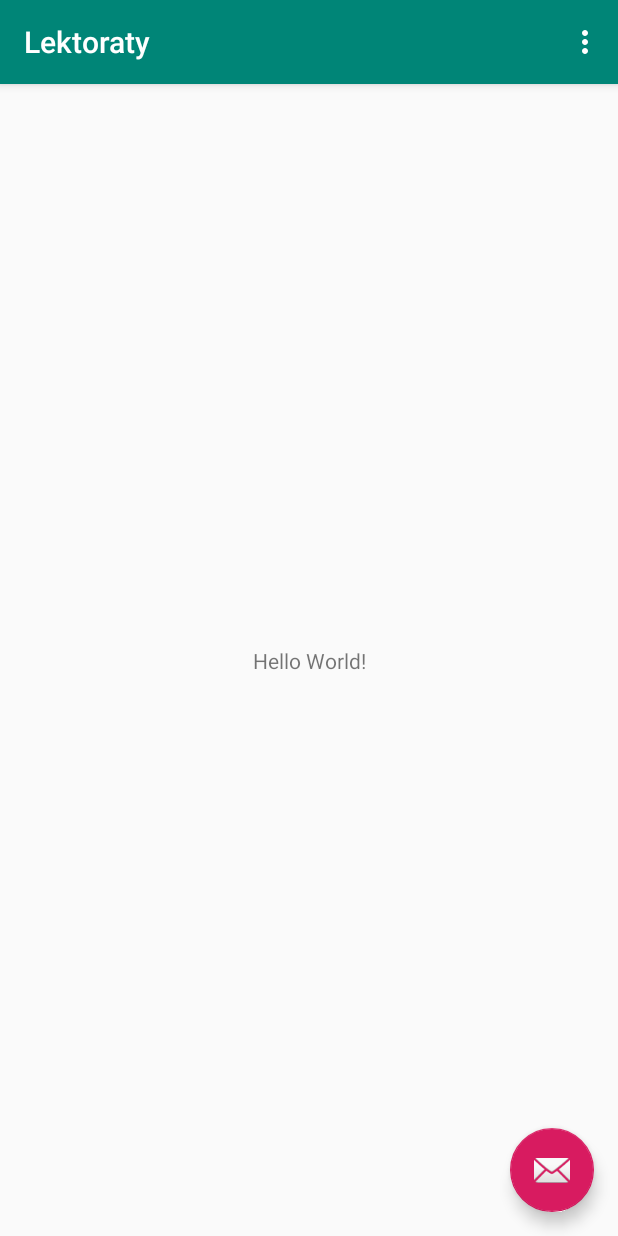
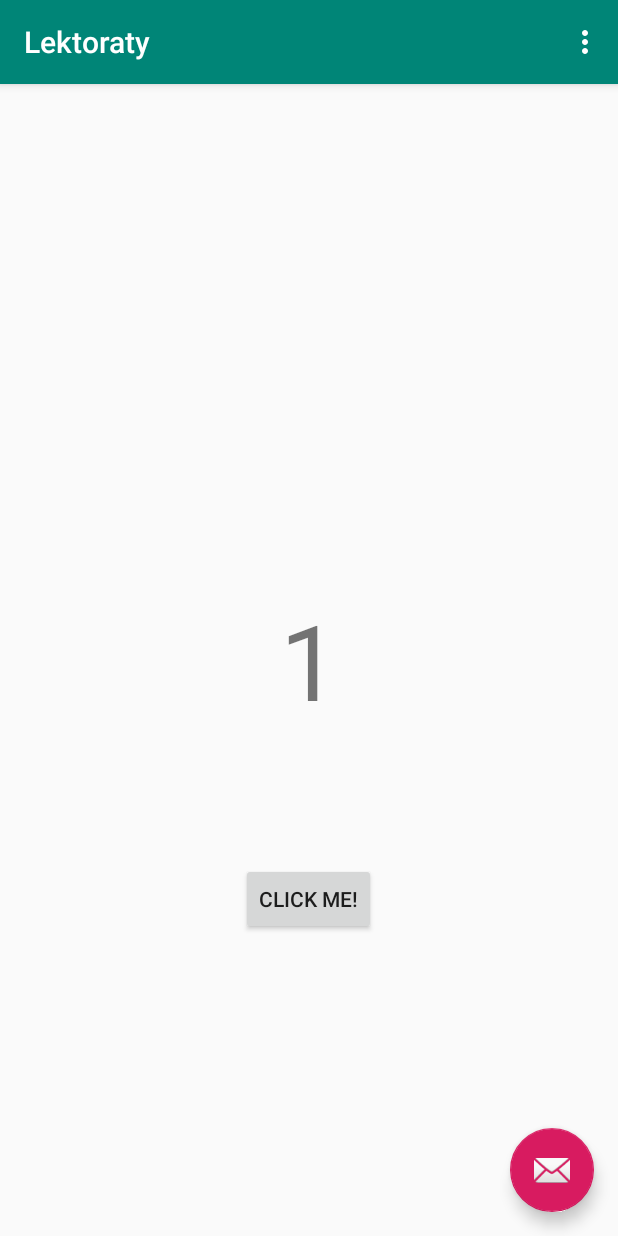
Before and after one commit to cwikp/lektoraty-android, an Android app: the screen it shows after launch (MainActivity), on a phone screen of 412 x 824 dp. Run offline under Robolectric (Android 15) with nearby library versions, the phone set to English and light mode, and no system bars.

Commit message:
counter example

```diff
--- a/app/src/main/java/com/example/lektoraty/MainActivity.java
+++ b/app/src/main/java/com/example/lektoraty/MainActivity.java
@@ -1,5 +1,6 @@
 package com.example.lektoraty;
 
+import android.graphics.Color;
 import android.os.Bundle;
 import android.support.design.widget.FloatingActionButton;
 import android.support.design.widget.Snackbar;
@@ -8,8 +9,12 @@ import android.support.v7.widget.Toolbar;
 import android.view.View;
 import android.view.Menu;
 import android.view.MenuItem;
+import android.widget.TextView;
 
 public class MainActivity extends AppCompatActivity {
+
+    private int myNumber = 1;
+    private TextView textView;
 
     @Override
     protected void onCreate(Bundle savedInstanceState) {
@@ -26,6 +31,9 @@ public class MainActivity extends AppCompatActivity {
                         .setAction("Action", null).show();
             }
         });
+
+        textView = findViewById(R.id.textView3);
+        textView.setText(String.valueOf(myNumber));
     }
 
     @Override
@@ -49,4 +57,14 @@ public class MainActivity extends AppCompatActivity {
 
         return super.onOptionsItemSelected(item);
     }
+
+    public void buttonClicked(View view) {
+        if (myNumber < 10) {
+            myNumber++;
+            textView.setText(String.valueOf(myNumber));
+        } else {
+            textView.setText("MAX!!");
+            textView.setTextColor(Color.RED);
+        }
+    }
 }
--- a/app/src/main/res/layout/content_main.xml
+++ b/app/src/main/res/layout/content_main.xml
@@ -9,12 +9,33 @@
     tools:showIn="@layout/activity_main">
 
     <TextView
+        android:id="@+id/textView3"
         android:layout_width="wrap_content"
         android:layout_height="wrap_content"
         android:text="Hello World!"
+        android:textSize="70sp"
         app:layout_constraintBottom_toBottomOf="parent"
         app:layout_constraintLeft_toLeftOf="parent"
         app:layout_constraintRight_toRightOf="parent"
         app:layout_constraintTop_toTopOf="parent" />
 
+    <Button
+        android:id="@+id/button"
+        android:layout_width="wrap_content"
+        android:layout_height="wrap_content"
+        android:layout_marginStart="8dp"
+        android:layout_marginLeft="8dp"
+        android:layout_marginTop="8dp"
+        android:layout_marginEnd="8dp"
+        android:layout_marginRight="8dp"
+        android:layout_marginBottom="8dp"
+        android:onClick="buttonClicked"
+        android:text="@string/click_me"
+        app:layout_constraintBottom_toBottomOf="parent"
+        app:layout_constraintEnd_toEndOf="parent"
+        app:layout_constraintHorizontal_bias="0.498"
+        app:layout_constraintStart_toStartOf="parent"
+        app:layout_constraintTop_toBottomOf="@+id/textView3"
+        app:layout_constraintVertical_bias="0.295" />
+
 </android.support.constraint.ConstraintLayout>
--- a/app/src/main/res/values/strings.xml
+++ b/app/src/main/res/values/strings.xml
@@ -1,4 +1,5 @@
 <resources>
     <string name="app_name">Lektoraty</string>
     <string name="action_settings">Settings</string>
+    <string name="click_me">Click me!</string>
 </resources>
```
